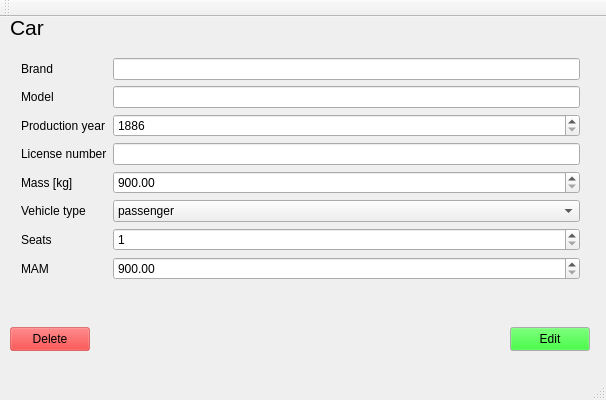
This is CarView.ui in bwalczyk1/CarFleet as Qt 5 draws it before an edit. The edited form follows.
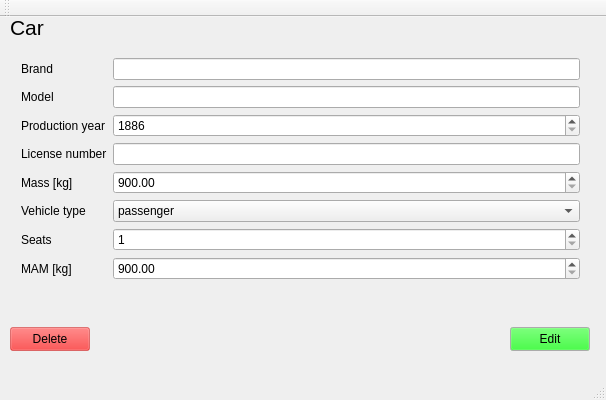
This is the edited form.

Commit message: minor ui labels adjustment

What changed in the file:
```diff
--- a/CarView.ui
+++ b/CarView.ui
@@ -153,7 +153,7 @@
      <item row="7" column="0">
       <widget class="QLabel" name="maxMassLabel">
        <property name="text">
-        <string>MAM</string>
+        <string>MAM [kg]</string>
        </property>
       </widget>
      </item>
```
